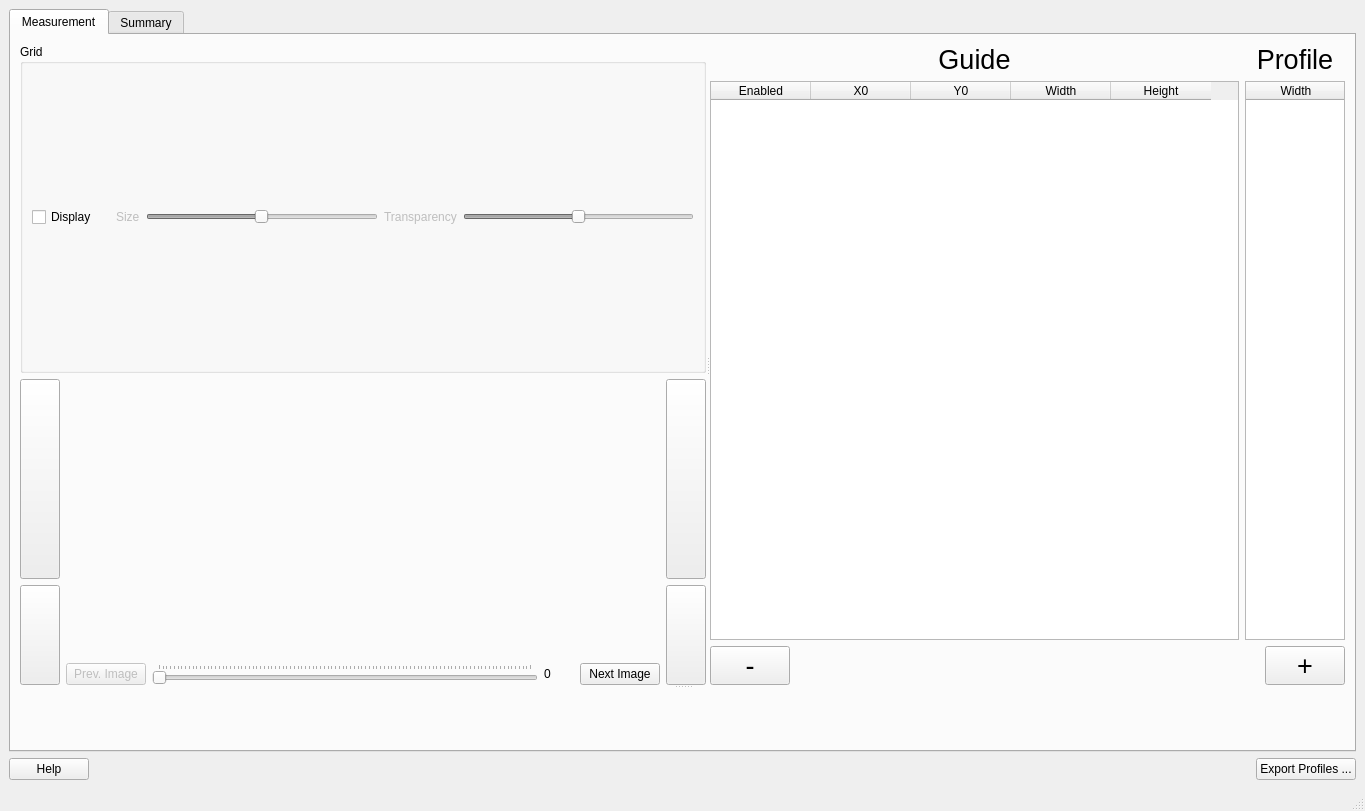
neutronimaging/python_notebooks, file ui/ui_profile.ui: the form before one commit.
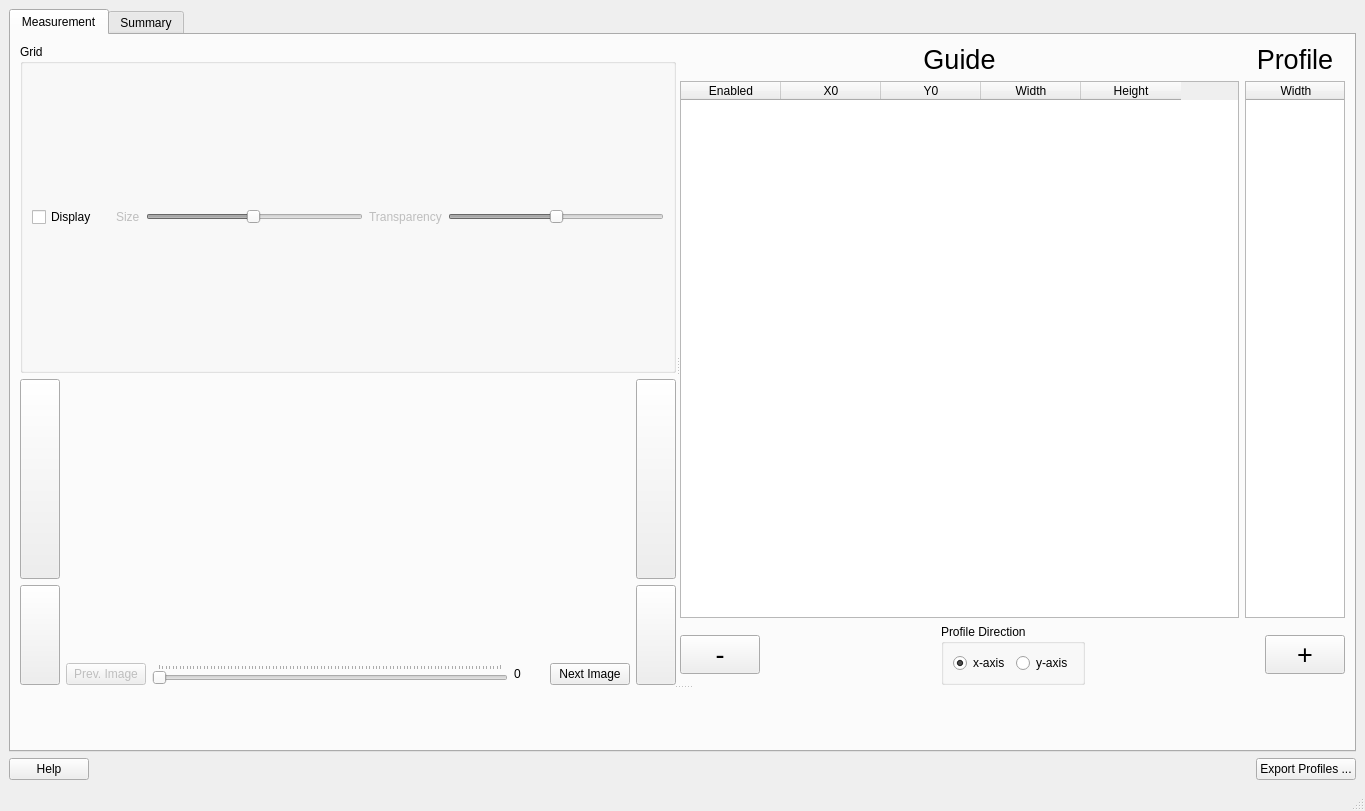
The form after the commit.

Commit message: working on displaying the profile

Diff of the .ui file:
```diff
--- a/ui/ui_profile.ui
+++ b/ui/ui_profile.ui
@@ -435,6 +435,48 @@
                  </property>
                 </spacer>
                </item>
+               <item>
+                <widget class="QGroupBox" name="groupBox_2">
+                 <property name="title">
+                  <string>Profile Direction</string>
+                 </property>
+                 <layout class="QHBoxLayout" name="horizontalLayout_7">
+                  <item>
+                   <widget class="QRadioButton" name="profile_direction_x_axis">
+                    <property name="text">
+                     <string>x-axis</string>
+                    </property>
+                    <property name="checked">
+                     <bool>true</bool>
+                    </property>
+                   </widget>
+                  </item>
+                  <item>
+                   <widget class="QRadioButton" name="radioButton_2">
+                    <property name="text">
+                     <string>y-axis</string>
+                    </property>
+                    <property name="checked">
+                     <bool>false</bool>
+                    </property>
+                   </widget>
+                  </item>
+                 </layout>
+                </widget>
+               </item>
+               <item>
+                <spacer name="horizontalSpacer_3">
+                 <property name="orientation">
+                  <enum>Qt::Horizontal</enum>
+                 </property>
+                 <property name="sizeHint" stdset="0">
+                  <size>
+                   <width>40</width>
+                   <height>20</height>
+                  </size>
+                 </property>
+                </spacer>
+               </item>
                <item>
                 <widget class="QPushButton" name="pushButton_5">
                  <property name="font">
```
Left out of the diff: 37 changed lines with no effect on the pictures. The commit also changes 3 other files.
